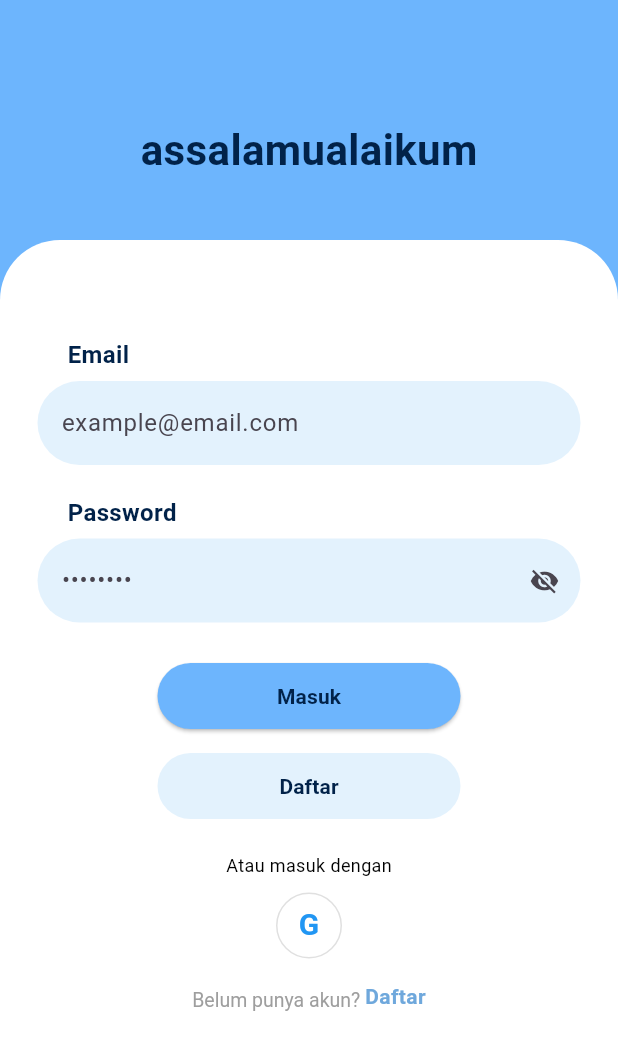
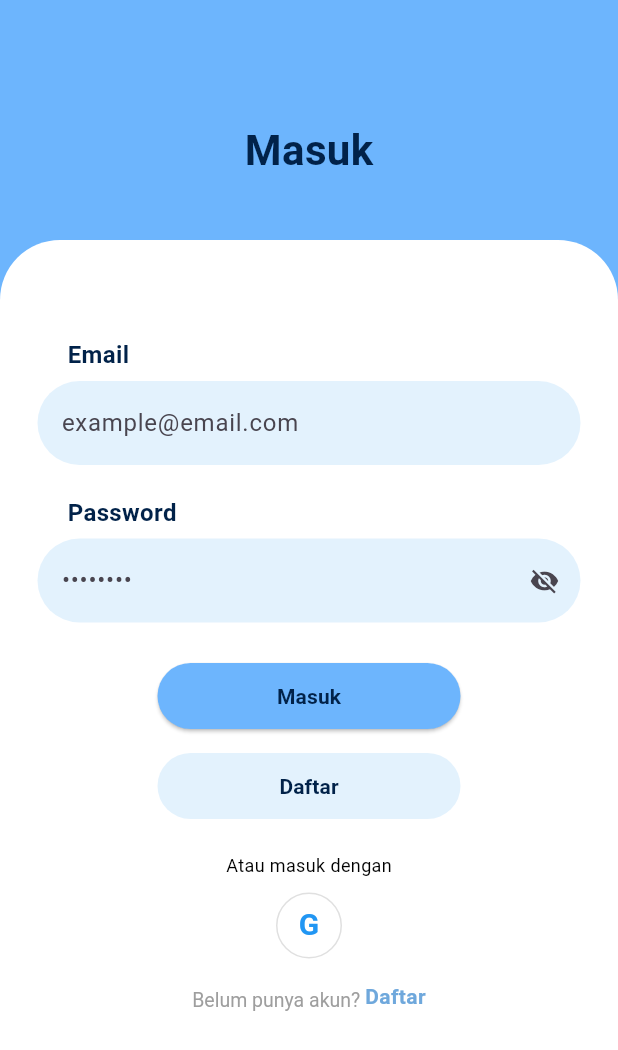
Before and after one commit to azzahraalma/finansisten_flutter, a Flutter app: the screen it shows after launch, on a phone screen of 412 x 824 dp. Shown: the top 1050 px of the screen. Run offline on Flutter 3.47's test engine with Material 3 defaults, Android fonts, the phone set to English and light mode, and no system bars; our stand-ins replace shared_preferences.

Commit message:
ubah teks

```diff
--- a/lib/screens/login_page.dart
+++ b/lib/screens/login_page.dart
@@ -25,7 +25,7 @@ class _LoginPageState extends State<LoginPage> {
 
           /// TITLE
           Text(
-            "assalamualaikum",
+            "Masuk",
             style: TextStyle(
               fontSize: 28,
               fontWeight: FontWeight.bold,
```
